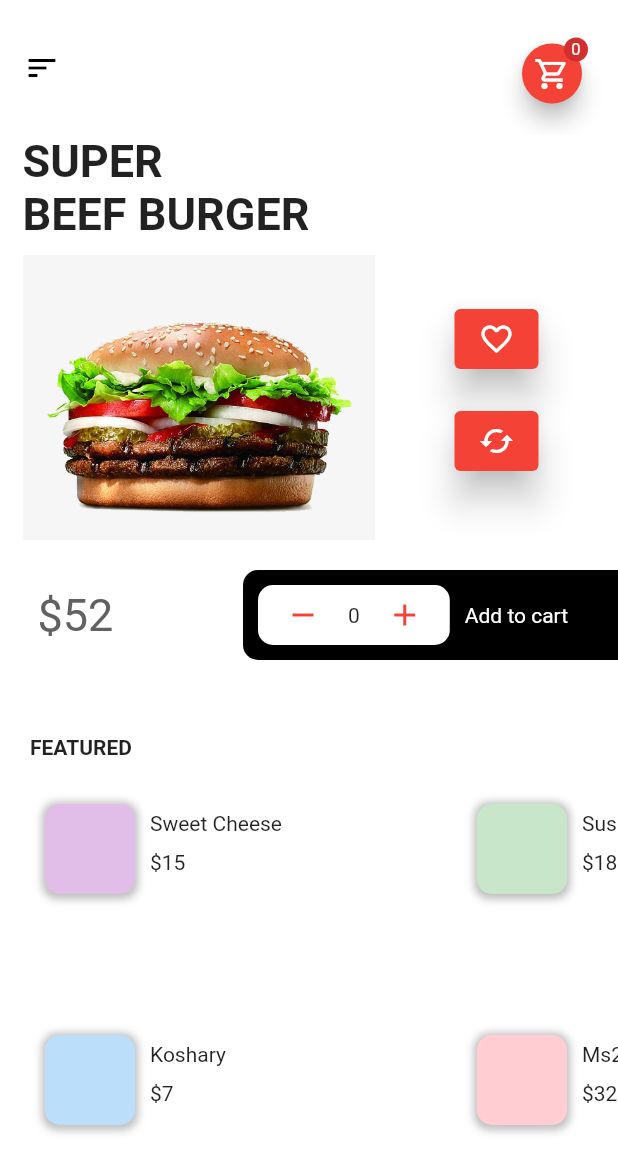
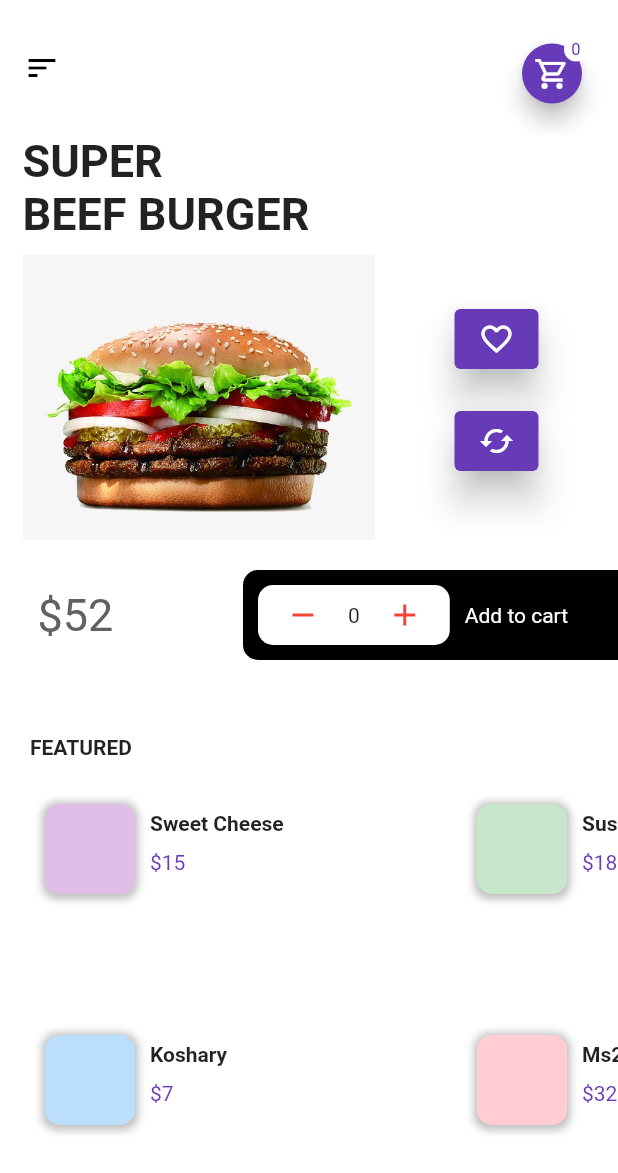
Before and after one commit to YoussefNour1/reservation-task, a Flutter app: the screen it shows after launch, on a phone screen of 412 x 824 dp. Shown: the top 1173 px of the screen. Run offline on Flutter 3.47's test engine with Material 2 defaults, Android fonts, the phone set to English and light mode, and no system bars.

Commit message:
update main

```diff
--- a/lib/main.dart
+++ b/lib/main.dart
@@ -1,8 +1,4 @@
-import 'package:flutter/cupertino.dart';
 import 'package:flutter/material.dart';
-import 'package:flutter/rendering.dart';
-import 'package:flutter/widgets.dart';
-
 void main() {
   runApp(const MyApp());
 }
@@ -10,14 +6,13 @@ void main() {
 class MyApp extends StatelessWidget {
   const MyApp({Key? key}) : super(key: key);
 
-  // This widget is the root of your application.
   @override
   Widget build(BuildContext context) {
     return MaterialApp(
       title: 'Food Reservation',
       debugShowCheckedModeBanner: false,
       theme: ThemeData(
-        primarySwatch: Colors.red,
+        primarySwatch: Colors.deepPurple,
       ),
       home: const MyHomePage(),
     );
@@ -57,6 +52,7 @@ class _MyHomePageState extends State<MyHomePage> {
                 ),
                 CircleAvatar(
                   radius: 8,
+                  backgroundColor: Colors.white,
                   child: Text(
                     '$counter',
                     style: const TextStyle(fontSize: 11),
@@ -281,11 +277,11 @@ class _MyHomePageState extends State<MyHomePage> {
             child: Column(
               crossAxisAlignment: CrossAxisAlignment.start,
               children: [
-                Text(title),
+                Text(title, style: const TextStyle(fontWeight: FontWeight.bold),),
                 const SizedBox(
                   height: 10,
                 ),
-                Text("\$$price"),
+                Text("\$$price", style: const TextStyle(color: Colors.deepPurple),),
               ],
             ),
           ),
```
